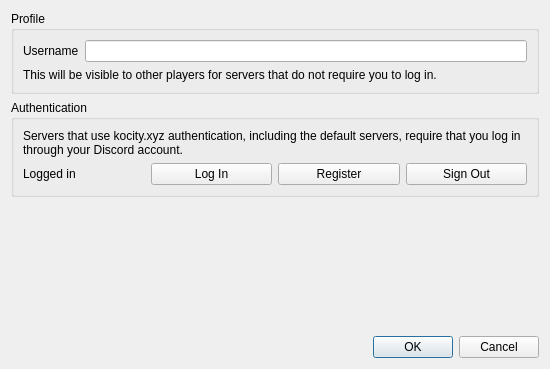
Above: src/ui/settings_dialog.ui from ex4dev/brawl-starter before the change. Below: the same form after it.
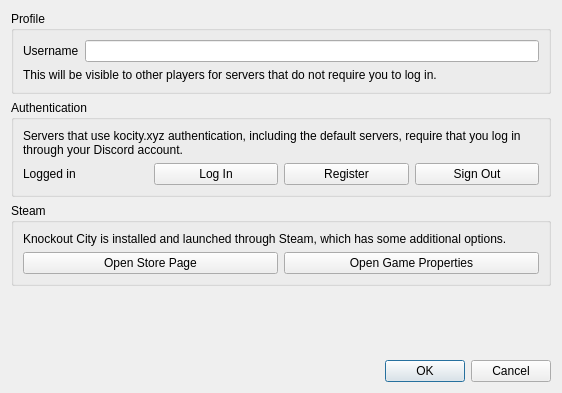
That is the form after the change.

Commit message: Add Steam properties button to settings menu

Patch:
```diff
--- a/src/ui/settings_dialog.ui
+++ b/src/ui/settings_dialog.ui
@@ -9,8 +9,8 @@
    <rect>
     <x>0</x>
     <y>0</y>
-    <width>550</width>
-    <height>369</height>
+    <width>562</width>
+    <height>393</height>
    </rect>
   </property>
   <property name="sizePolicy">
@@ -125,6 +125,43 @@
        </layout>
       </widget>
      </item>
+     <item>
+      <widget class="QGroupBox" name="steamGroupBox">
+       <property name="title">
+        <string>Steam</string>
+       </property>
+       <layout class="QVBoxLayout" name="verticalLayout_2">
+        <item>
+         <widget class="QLabel" name="lblSteamExplainer">
+          <property name="text">
+           <string>Knockout City is installed and launched through Steam, which has some additional options.</string>
+          </property>
+          <property name="wordWrap">
+           <bool>true</bool>
+          </property>
+         </widget>
+        </item>
+        <item>
+         <layout class="QHBoxLayout" name="horizontalLayout_2">
+          <item>
+           <widget class="QPushButton" name="btnStorePage">
+            <property name="text">
+             <string>Open Store Page</string>
+            </property>
+           </widget>
+          </item>
+          <item>
+           <widget class="QPushButton" name="btnSteamProperties">
+            <property name="text">
+             <string>Open Game Properties</string>
+            </property>
+           </widget>
+          </item>
+         </layout>
+        </item>
+       </layout>
+      </widget>
+     </item>
     </layout>
    </item>
    <item alignment="Qt::AlignBottom">
```
Left out of the diff: 8 changed lines with no effect on the pictures. The commit also changes 3 other files.
